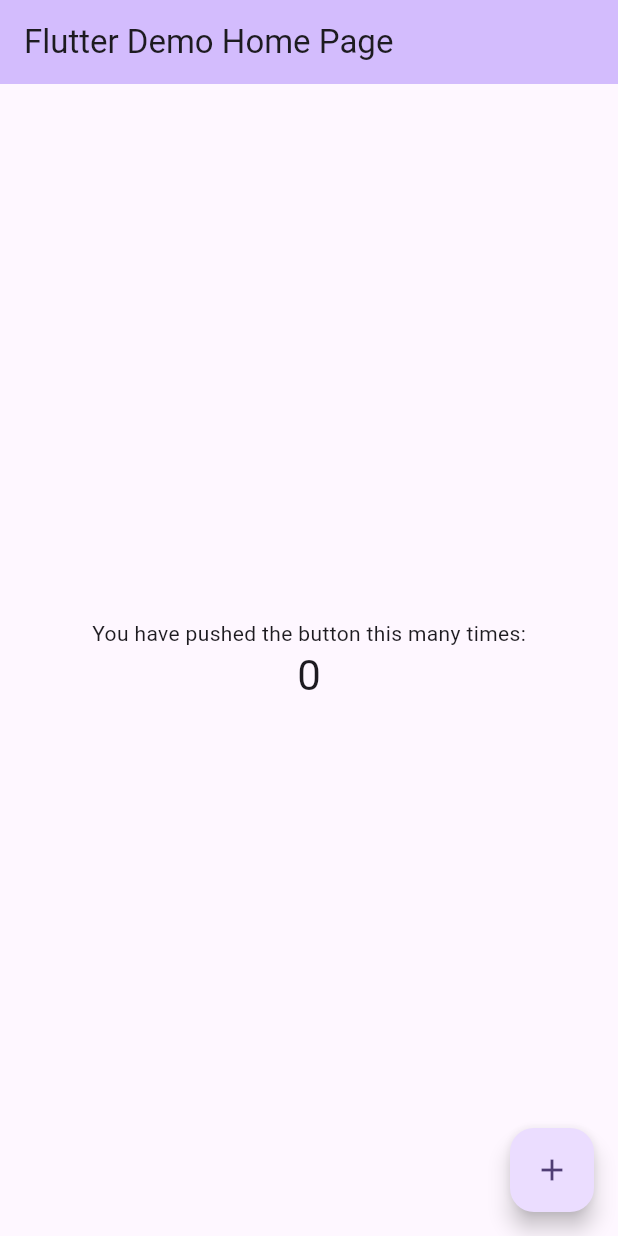
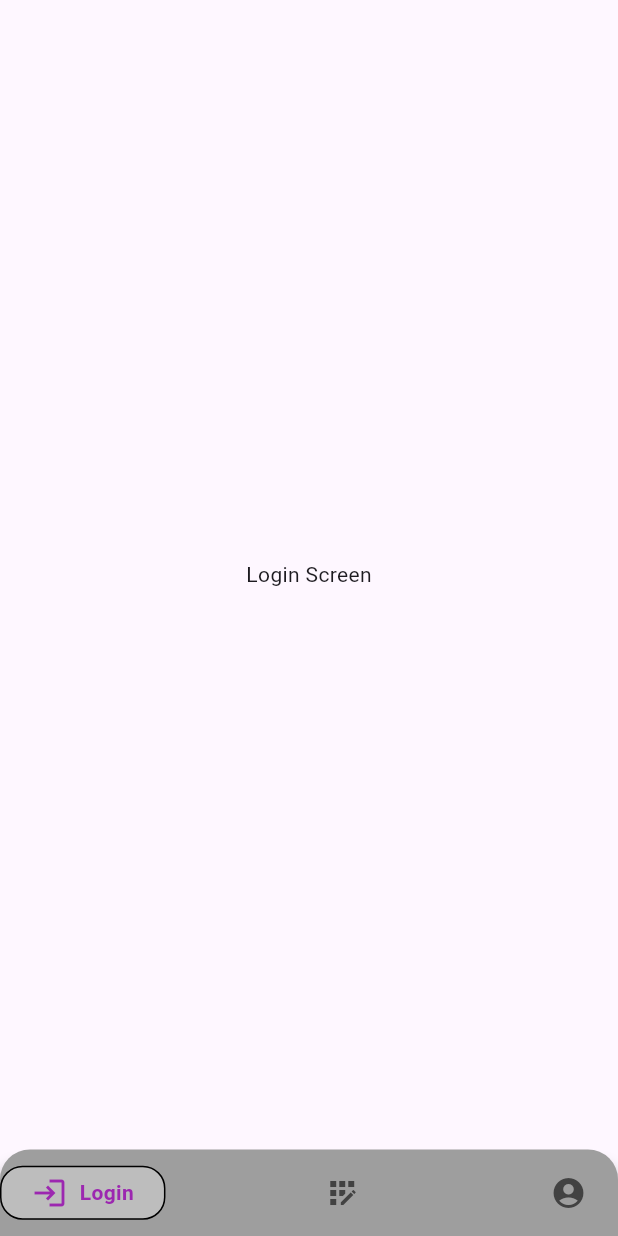
Before and after one commit to ahmedragaae0120/online_exam_app, a Flutter app: the screen it shows after launch, on a phone screen of 412 x 824 dp. Run offline on Flutter 3.47's test engine with Material 3 defaults, Android fonts, the phone set to English and light mode, and no system bars; drawn by our look-alikes of google_nav_bar.

```diff
--- /dev/null
+++ b/lib/Auth/Login/View/login_screen.dart
@@ -0,0 +1,16 @@
+// ignore_for_file: file_names
+
+import 'package:flutter/material.dart';
+
+class LoginScreen extends StatelessWidget {
+  const LoginScreen({super.key});
+
+  @override
+  Widget build(BuildContext context) {
+    return Scaffold(
+      body: Center(
+        child: Text('Login Screen'),
+      ),
+    );
+  }
+}
--- /dev/null
+++ b/lib/Shared/custom_bottom_navigation_bar.dart
@@ -0,0 +1,53 @@
+// ignore_for_file: file_names
+
+import 'package:flutter/material.dart';
+import 'package:google_nav_bar/google_nav_bar.dart';
+
+class CustomBottomNavigationBar extends StatelessWidget {
+  final int selectedIndex;
+  final Function(int) onTabChange;
+
+  const CustomBottomNavigationBar({
+    required this.selectedIndex,
+    required this.onTabChange,
+    super.key,
+  });
+
+  @override
+  Widget build(BuildContext context) {
+    return Container(
+      height: MediaQuery.of(context).size.height * 0.07,
+      decoration: BoxDecoration(
+        color: Colors.grey,
+        borderRadius: BorderRadius.only(
+          topLeft: Radius.circular(20),
+          topRight: Radius.circular(20),
+        ),
+      ),
+      child: GNav(
+        selectedIndex: selectedIndex, // Highlight the selected tab
+        onTabChange: onTabChange, // Notify parent when tab changes
+        rippleColor: Colors.grey.shade700,
+        hoverColor: Colors.grey.shade700,
+        haptic: true,
+        tabBorderRadius: 15,
+        tabActiveBorder: Border.all(color: Colors.black, width: 1),
+        tabBorder: Border.all(color: Colors.grey, width: 1),
+        tabShadow: [BoxShadow(color: Colors.grey.shade500, blurRadius: 8)],
+        curve: Curves.easeOutExpo,
+        duration: Duration(milliseconds: 50),
+        gap: 8,
+        color: Colors.grey[800],
+        activeColor: Colors.purple,
+        iconSize: 24,
+        tabBackgroundColor: Colors.grey.shade400,
+        padding: EdgeInsets.symmetric(horizontal: 20, vertical: 5),
+        tabs: [
+          GButton(icon: Icons.login, text: 'Login'),
+          GButton(icon: Icons.app_registration, text: 'Sign Up'),
+          GButton(icon: Icons.account_circle, text: 'Profile Details'),
+        ],
+      ),
+    );
+  }
+}
--- /dev/null
+++ b/lib/home_screen.dart
@@ -0,0 +1,42 @@
+// ignore_for_file: library_private_types_in_public_api
+
+import 'package:flutter/material.dart';
+import 'package:online_exam_app/Auth/Login/View/login_screen.dart';
+import 'package:online_exam_app/Auth/Sign_Up/View/sign_up_screen.dart';
+import 'package:online_exam_app/Profile_Details/View/profile_details_screen.dart';
+import 'package:online_exam_app/Shared/custom_bottom_navigation_bar.dart';
+
+class Homescreen extends StatefulWidget {
+  const Homescreen({super.key});
+
+  @override
+  _HomescreenState createState() => _HomescreenState();
+}
+
+class _HomescreenState extends State<Homescreen> {
+  int _currentIndex = 0; // Track the currently selected tab
+
+  final List<Widget> _screens = [
+    LoginScreen(),
+    SignUpScreen(),
+    ProfileDetailsScreen(),
+  ];
+
+  @override
+  Widget build(BuildContext context) {
+    return Scaffold(
+      body: IndexedStack(
+        index: _currentIndex, // Show the selected screen
+        children: _screens, // Keep all screens in memory
+      ),
+      bottomNavigationBar: CustomBottomNavigationBar(
+        selectedIndex: _currentIndex,
+        onTabChange: (index) {
+          setState(() {
+            _currentIndex = index; // Update the selected index
+          });
+        },
+      ),
+    );
+  }
+}
--- a/lib/main.dart
+++ b/lib/main.dart
@@ -1,4 +1,8 @@
 import 'package:flutter/material.dart';
+import 'package:online_exam_app/Auth/Login/View/login_screen.dart';
+import 'package:online_exam_app/Auth/Sign_Up/View/sign_up_screen.dart';
+import 'package:online_exam_app/home_screen.dart';
+import 'package:online_exam_app/Profile_Details/View/profile_details_screen.dart';
 
 void main() {
   runApp(const MyApp());
@@ -11,115 +15,13 @@ class MyApp extends StatelessWidget {
   @override
   Widget build(BuildContext context) {
     return MaterialApp(
-      title: 'Flutter Demo',
-      theme: ThemeData(
-        // This is the theme of your application.
-        //
-        // TRY THIS: Try running your application with "flutter run". You'll see
-        // the application has a purple toolbar. Then, without quitting the app,
-        // try changing the seedColor in the colorScheme below to Colors.green
-        // and then invoke "hot reload" (save your changes or press the "hot
-        // reload" button in a Flutter-supported IDE, or press "r" if you used
-        // the command line to start the app).
-        //
-        // Notice that the counter didn't reset back to zero; the application
-        // state is not lost during the reload. To reset the state, use hot
-        // restart instead.
-        //
-        // This works for code too, not just values: Most code changes can be
-        // tested with just a hot reload.
-        colorScheme: ColorScheme.fromSeed(seedColor: Colors.deepPurple),
-        useMaterial3: true,
-      ),
-      home: const MyHomePage(title: 'Flutter Demo Home Page'),
+      debugShowCheckedModeBanner: false,
+      home: Homescreen(),
+      routes: {
+        '/Login': (context) => LoginScreen(),
+        '/SignUp': (context) => SignUpScreen(),
+        '/ProfileDetails': (context) => ProfileDetailsScreen(),
+      },
     );
   }
 }
-
-class MyHomePage extends StatefulWidget {
-  const MyHomePage({super.key, required this.title});
-
-  // This widget is the home page of your application. It is stateful, meaning
-  // that it has a State object (defined below) that contains fields that affect
-  // how it looks.
-
-  // This class is the configuration for the state. It holds the values (in this
-  // case the title) provided by the parent (in this case the App widget) and
-  // used by the build method of the State. Fields in a Widget subclass are
-  // always marked "final".
-
-  final String title;
-
-  @override
-  State<MyHomePage> createState() => _MyHomePageState();
-}
-
-class _MyHomePageState extends State<MyHomePage> {
-  int _counter = 0;
-
-  void _incrementCounter() {
-    setState(() {
-      // This call to setState tells the Flutter framework that something has
-      // changed in this State, which causes it to rerun the build method below
-      // so that the display can reflect the updated values. If we changed
-      // _counter without calling setState(), then the build method would not be
-      // called again, and so nothing would appear to happen.
-      _counter++;
-    });
-  }
-
-  @override
-  Widget build(BuildContext context) {
-    // This method is rerun every time setState is called, for instance as done
-    // by the _incrementCounter method above.
-    //
-    // The Flutter framework has been optimized to make rerunning build methods
-    // fast, so that you can just rebuild anything that needs updating rather
-    // than having to individually change instances of widgets.
-    return Scaffold(
-      appBar: AppBar(
-        // TRY THIS: Try changing the color here to a specific color (to
-        // Colors.amber, perhaps?) and trigger a hot reload to see the AppBar
-        // change color while the other colors stay the same.
-        backgroundColor: Theme.of(context).colorScheme.inversePrimary,
-        // Here we take the value from the MyHomePage object that was created by
-        // the App.build method, and use it to set our appbar title.
-        title: Text(widget.title),
-      ),
-      body: Center(
-        // Center is a layout widget. It takes a single child and positions it
-        // in the middle of the parent.
-        child: Column(
-          // Column is also a layout widget. It takes a list of children and
-          // arranges them vertically. By default, it sizes itself to fit its
-          // children horizontally, and tries to be as tall as its parent.
-          //
-          // Column has various properties to control how it sizes itself and
-          // how it positions its children. Here we use mainAxisAlignment to
-          // center the children vertically; the main axis here is the vertical
-          // axis because Columns are vertical (the cross axis would be
-          // horizontal).
-          //
-          // TRY THIS: Invoke "debug painting" (choose the "Toggle Debug Paint"
-          // action in the IDE, or press "p" in the console), to see the
-          // wireframe for each widget.
-          mainAxisAlignment: MainAxisAlignment.center,
-          children: <Widget>[
-            const Text(
-              'You have pushed the button this many times:',
-            ),
-            Text(
-              '$_counter',
-              style: Theme.of(context).textTheme.headlineMedium,
-            ),
-          ],
-        ),
-      ),
-      floatingActionButton: FloatingActionButton(
-        onPressed: _incrementCounter,
-        tooltip: 'Increment',
-        child: const Icon(Icons.add),
-      ), // This trailing comma makes auto-formatting nicer for build methods.
-    );
-  }
-}
--- a/pubspec.yaml
+++ b/pubspec.yaml
@@ -34,6 +34,7 @@ dependencies:
   # The following adds the Cupertino Icons font to your application.
   # Use with the CupertinoIcons class for iOS style icons.
   cupertino_icons: ^1.0.8
+  google_nav_bar: ^5.0.7
 
 dev_dependencies:
   flutter_test:
```
Also changed, not shown: lib/Auth/Sign_Up/View/sign_up_screen.dart (added, +16 -0 lines), lib/Profile_Details/View/profile_details_screen.dart (added, +163 -0 lines), lib/Shared/custom_button.dart (added, +30 -0 lines), lib/Shared/custom_password_text_field.dart (added, +71 -0 lines), lib/Shared/custom_text_field.dart (added, +49 -0 lines), pubspec.lock.
